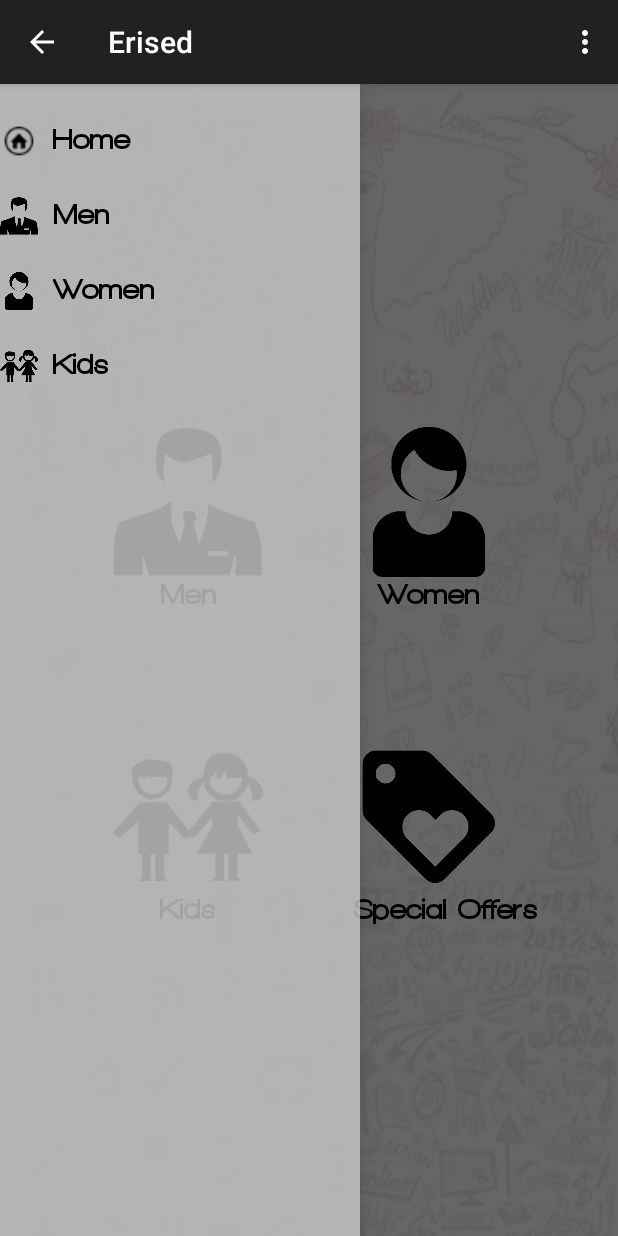
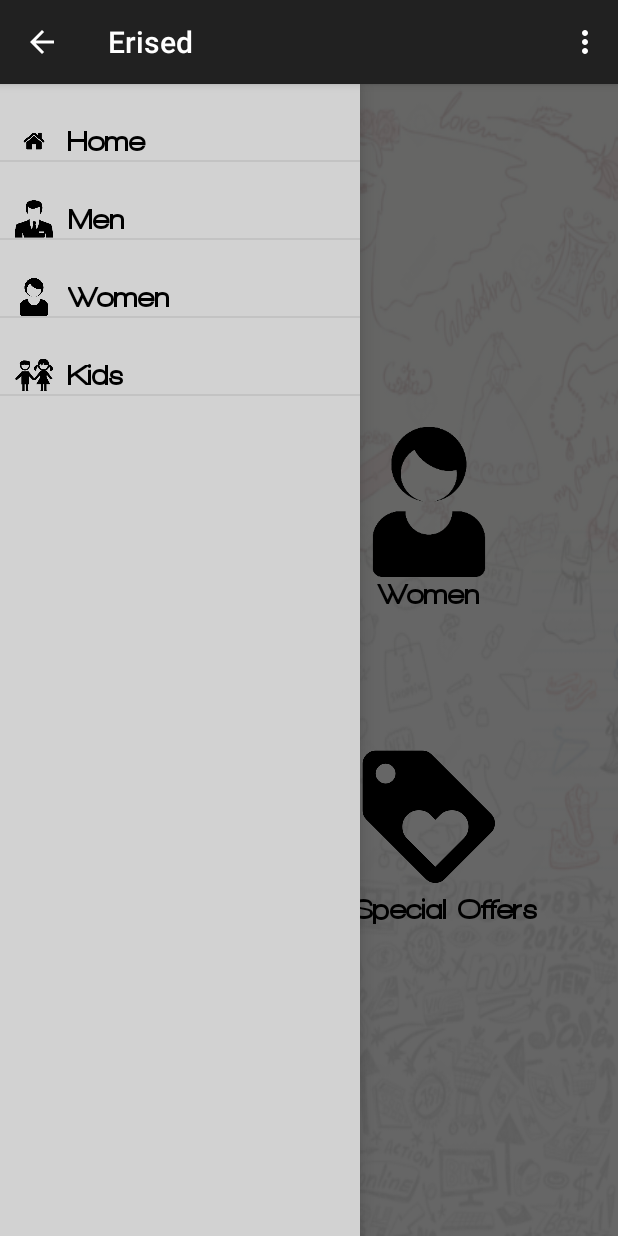
Before and after one commit to 99smglobal/Erisedv2.0, an Android app: the NavigationDrawerFragment screen opened directly, with no data from a screen before it, on a phone screen of 412 x 824 dp. Run offline under Robolectric (Android 15) with nearby library versions, the phone set to English and light mode, and no system bars; Roboto replaces fonts that are not available here; 2 statements that could not run were skipped.

Commit message:
Navigation Drawer with custom ListView Implemented

```diff
--- a/app/src/main/res/layout/fragment_navigation_drawer.xml
+++ b/app/src/main/res/layout/fragment_navigation_drawer.xml
@@ -8,8 +8,8 @@
     xmlns:tools="http://schemas.android.com/tools" android:layout_width="match_parent"
     android:id="@+id/listview"
     android:layout_height="match_parent" android:choiceMode="singleChoice"
-    android:divider="@android:color/transparent" android:dividerHeight="0dp"
-    android:background="#cccc" tools:context=".NavigationDrawerFragment"
+    android:divider="#C3C3C3" android:dividerHeight="1dp"
+    android:background="#D2D2D2" tools:context=".NavigationDrawerFragment"
     android:layout_alignParentTop="true"
 
     style="@style/AppTheme"
--- a/app/src/main/res/layout/listitem.xml
+++ b/app/src/main/res/layout/listitem.xml
@@ -8,14 +8,16 @@
 android:background="#00000000"
     android:scaleType="fitCenter"
 
-    android:layout_marginTop="25dp" />
+    android:layout_marginTop="25dp"
+    android:layout_marginLeft="10dp" />
     <TextView android:id="@+id/listItem"
     android:layout_width="match_parent"
     android:layout_height="25dp"
     style="@style/ListTextFont"
         android:layout_toRightOf="@+id/listImageItem"
         android:layout_marginLeft="10dp"
-        android:layout_marginTop="25dp">
+        android:layout_marginTop="25dp"
+        android:gravity="center_vertical">
     </TextView>
 
 </RelativeLayout>
```
Also changed, not shown: app/src/main/res/drawable-xhdpi/home.png.
